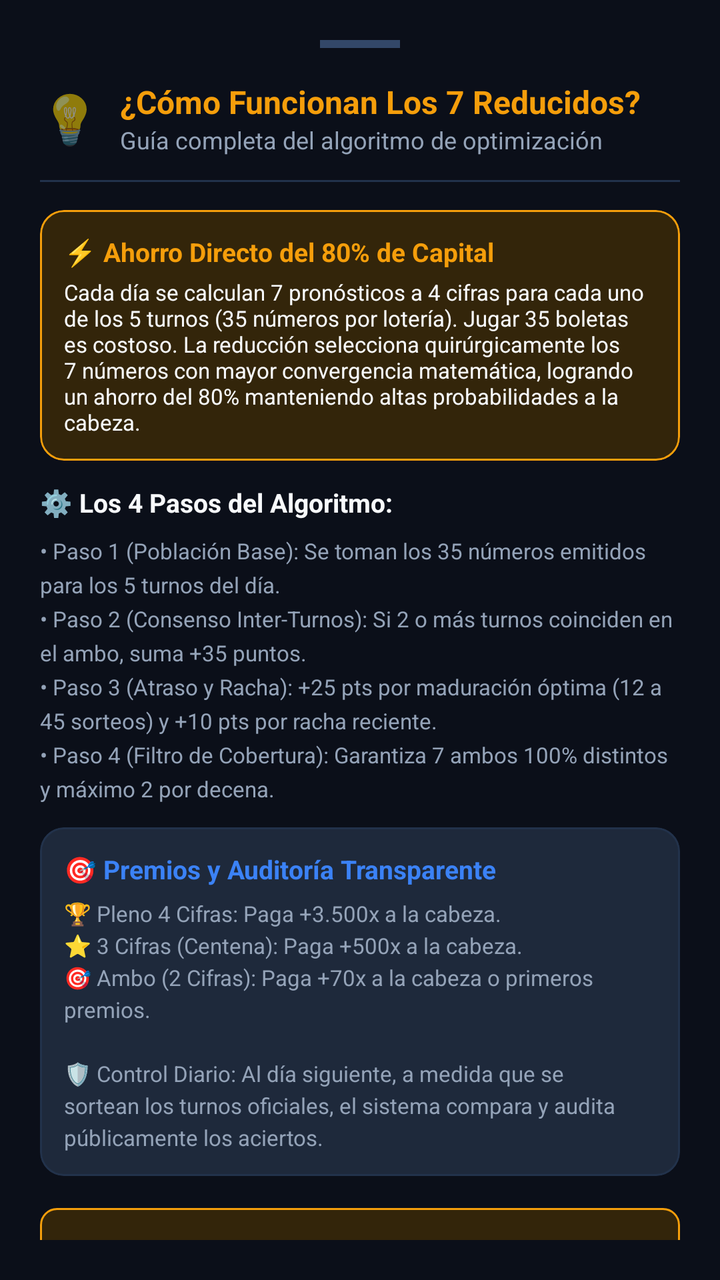
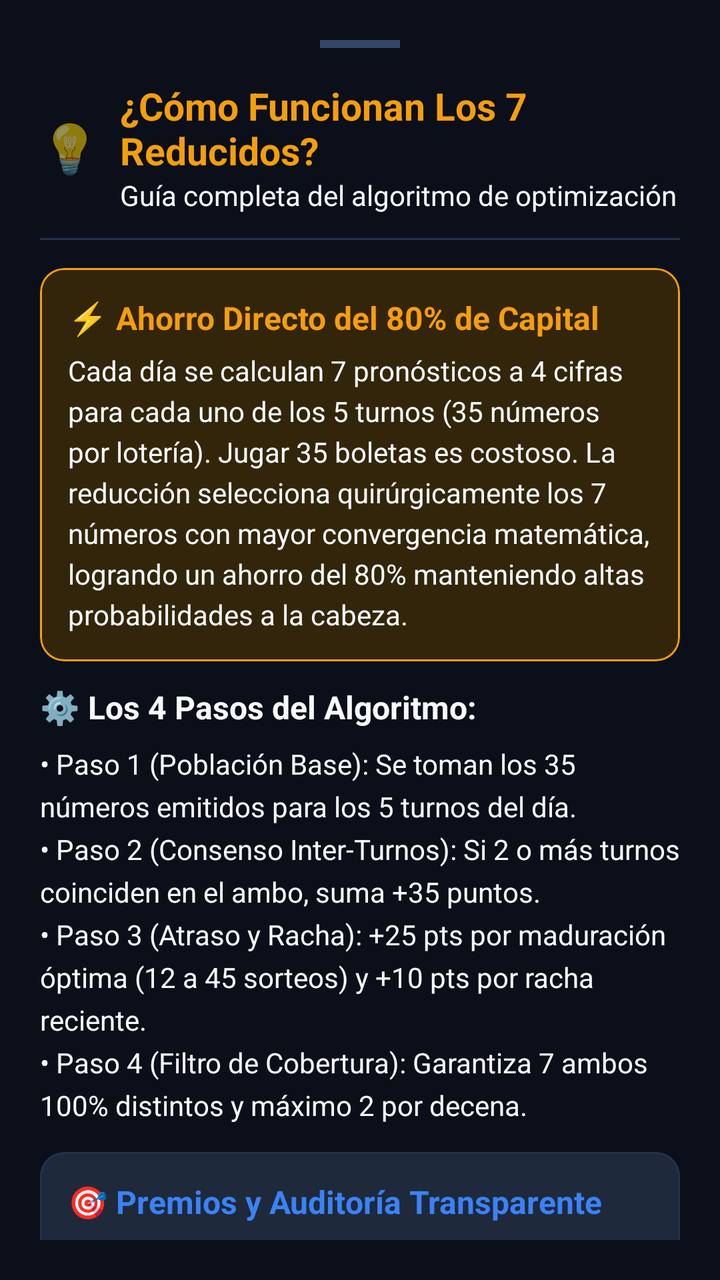

Screens rendered from an Android XML layout before and after an edit, with the pre-edit source and the edit as a unified diff.
<!-- AndroidManifest.xml: application theme Theme.LoteriasApp -->
<!-- res/layout/dialog_explicacion_reducidos.xml -->
<?xml version="1.0" encoding="utf-8"?>
<LinearLayout xmlns:android="http://schemas.android.com/apk/res/android"
    xmlns:app="http://schemas.android.com/apk/res-auto"
    android:layout_width="match_parent"
    android:layout_height="wrap_content"
    android:orientation="vertical"
    android:background="@color/bg_main"
    android:padding="20dp">

    
    <View
        android:layout_width="40dp"
        android:layout_height="4dp"
        android:layout_gravity="center_horizontal"
        android:layout_marginBottom="16dp"
        android:background="@color/border_light" />

    <LinearLayout
        android:layout_width="match_parent"
        android:layout_height="wrap_content"
        android:orientation="horizontal"
        android:gravity="center_vertical"
        android:layout_marginBottom="12dp">

        <TextView
            android:layout_width="wrap_content"
            android:layout_height="wrap_content"
            android:text="💡"
            android:textSize="24sp"
            android:layout_marginEnd="10dp" />

        <LinearLayout
            android:layout_width="0dp"
            android:layout_height="wrap_content"
            android:layout_weight="1"
            android:orientation="vertical">

            <TextView
                android:layout_width="wrap_content"
                android:layout_height="wrap_content"
                android:text="¿Cómo Funcionan Los 7 Reducidos?"
                android:textColor="@color/accent_gold"
                android:textStyle="bold"
                android:textSize="16sp" />

            <TextView
                android:layout_width="wrap_content"
                android:layout_height="wrap_content"
                android:text="Guía completa del algoritmo de optimización"
                android:textColor="@color/text_secondary"
                android:textSize="12sp" />
        </LinearLayout>
    </LinearLayout>

    <View
        android:layout_width="match_parent"
        android:layout_height="1dp"
        android:background="@color/border_subtle"
        android:layout_marginBottom="14dp" />

    <androidx.core.widget.NestedScrollView
        android:layout_width="match_parent"
        android:layout_height="wrap_content"
        android:maxHeight="500dp">

        <LinearLayout
            android:layout_width="match_parent"
            android:layout_height="wrap_content"
            android:orientation="vertical">

            
            <com.google.android.material.card.MaterialCardView
                android:layout_width="match_parent"
                android:layout_height="wrap_content"
                android:layout_marginBottom="12dp"
                app:cardCornerRadius="12dp"
                app:cardElevation="0dp"
                app:strokeWidth="1dp"
                app:strokeColor="@color/accent_gold"
                app:cardBackgroundColor="@color/accent_gold_subtle">

                <LinearLayout
                    android:layout_width="match_parent"
                    android:layout_height="wrap_content"
                    android:orientation="vertical"
                    android:padding="12dp">

                    <TextView
                        android:layout_width="wrap_content"
                        android:layout_height="wrap_content"
                        android:text="⚡ Ahorro Directo del 80% de Capital"
                        android:textColor="@color/accent_gold"
                        android:textStyle="bold"
                        android:textSize="13sp"
                        android:layout_marginBottom="4dp" />

                    <TextView
                        android:layout_width="match_parent"
                        android:layout_height="wrap_content"
                        android:text="Cada día se calculan 7 pronósticos a 4 cifras para cada uno de los 5 turnos (35 números por lotería). Jugar 35 boletas es costoso. La reducción selecciona quirúrgicamente los 7 números con mayor convergencia matemática, logrando un ahorro del 80% manteniendo altas probabilidades a la cabeza."
                        android:textColor="@color/text_primary"
                        android:textSize="11sp" />
                </LinearLayout>
            </com.google.android.material.card.MaterialCardView>

            
            <TextView
                android:layout_width="wrap_content"
                android:layout_height="wrap_content"
                android:text="⚙️ Los 4 Pasos del Algoritmo:"
                android:textColor="@color/text_primary"
                android:textStyle="bold"
                android:textSize="13sp"
                android:layout_marginBottom="8dp" />

            <TextView
                android:layout_width="match_parent"
                android:layout_height="wrap_content"
                android:text="• Paso 1 (Población Base): Se toman los 35 números emitidos para los 5 turnos del día.\n• Paso 2 (Consenso Inter-Turnos): Si 2 o más turnos coinciden en el ambo, suma +35 puntos.\n• Paso 3 (Atraso y Racha): +25 pts por maduración óptima (12 a 45 sorteos) y +10 pts por racha reciente.\n• Paso 4 (Filtro de Cobertura): Garantiza 7 ambos 100% distintos y máximo 2 por decena."
                android:textColor="@color/text_secondary"
                android:textSize="11sp"
                android:lineSpacingExtra="4dp"
                android:layout_marginBottom="12dp" />

            
            <com.google.android.material.card.MaterialCardView
                android:layout_width="match_parent"
                android:layout_height="wrap_content"
                android:layout_marginBottom="16dp"
                app:cardCornerRadius="12dp"
                app:cardElevation="0dp"
                app:strokeWidth="1dp"
                app:strokeColor="@color/border_subtle"
                app:cardBackgroundColor="@color/bg_card_secondary">

                <LinearLayout
                    android:layout_width="match_parent"
                    android:layout_height="wrap_content"
                    android:orientation="vertical"
                    android:padding="12dp">

                    <TextView
                        android:layout_width="wrap_content"
                        android:layout_height="wrap_content"
                        android:text="🎯 Premios y Auditoría Transparente"
                        android:textColor="@color/primary_blue_light"
                        android:textStyle="bold"
                        android:textSize="13sp"
                        android:layout_marginBottom="6dp" />

                    <TextView
                        android:layout_width="match_parent"
                        android:layout_height="wrap_content"
                        android:text="🏆 Pleno 4 Cifras: Paga +3.500x a la cabeza.\n⭐ 3 Cifras (Centena): Paga +500x a la cabeza.\n🎯 Ambo (2 Cifras): Paga +70x a la cabeza o primeros premios.\n\n🛡️ Control Diario: Al día siguiente, a medida que se sortean los turnos oficiales, el sistema compara y audita públicamente los aciertos."
                        android:textColor="@color/text_secondary"
                        android:textSize="11sp"
                        android:lineSpacingExtra="3dp" />
                </LinearLayout>
            </com.google.android.material.card.MaterialCardView>

            
            <TextView
                android:id="@+id/btnCerrarDialogExplicacion"
                android:layout_width="match_parent"
                android:layout_height="wrap_content"
                android:gravity="center"
                android:text="Entendido, Volver"
                android:textColor="@color/black"
                android:textStyle="bold"
                android:textSize="14sp"
                android:background="@drawable/bg_badge_gold"
                android:paddingVertical="12dp"
                android:layout_marginBottom="8dp" />
        </LinearLayout>
    </androidx.core.widget.NestedScrollView>

</LinearLayout>
<!-- resources referenced by this layout -->
<resources>
  <color name="accent_gold">#F59E0B</color>
  <color name="accent_gold_subtle">#33250A</color>
  <color name="bg_card_secondary">#1E293B</color>
  <color name="bg_main">#0B0F19</color>
  <color name="black">#000000</color>
  <color name="border_light">#334768</color>
  <color name="border_subtle">#22324B</color>
  <color name="primary_blue_light">#3B82F6</color>
  <color name="text_primary">#F8FAFC</color>
  <color name="text_secondary">#94A3B8</color>
  <!-- drawable bg_badge_gold (drawable) -->
  <?xml version="1.0" encoding="utf-8"?>
  <shape xmlns:android="http://schemas.android.com/apk/res/android"
      android:shape="rectangle">
      <solid android:color="@color/accent_gold_subtle" />
      <stroke android:width="1dp" android:color="@color/accent_gold" />
      <corners android:radius="8dp" />
  </shape>
  <style name="Theme.LoteriasApp" parent="Theme.MaterialComponents.DayNight.NoActionBar">
          
          <item name="colorPrimary">@color/primary_blue</item>
          <item name="colorPrimaryVariant">@color/primary_blue_light</item>
          <item name="colorOnPrimary">@color/white</item>
          
          
          <item name="colorSecondary">@color/primary_blue_light</item>
          <item name="colorSecondaryVariant">@color/primary_blue</item>
          <item name="colorOnSecondary">@color/white</item>
          
          
          <item name="android:statusBarColor">@color/bg_main</item>
          <item name="android:windowLightStatusBar">false</item>
          <item name="android:navigationBarColor">@color/bg_bottom_nav</item>
  
          
          <item name="android:windowBackground">@color/bg_main</item>
      </style>
  <color name="primary_blue">#0D6EFD</color>
  <color name="white">#FFFFFF</color>
  <color name="bg_bottom_nav">#0D1322</color>
</resources>

<!-- the commit's change to res/layout/dialog_explicacion_reducidos.xml (unified diff, before → after) -->
@@ -41,14 +41,14 @@
                 android:text="¿Cómo Funcionan Los 7 Reducidos?"
                 android:textColor="@color/accent_gold"
                 android:textStyle="bold"
-                android:textSize="16sp" />
+                android:textSize="19sp" />
 
             <TextView
                 android:layout_width="wrap_content"
                 android:layout_height="wrap_content"
                 android:text="Guía completa del algoritmo de optimización"
-                android:textColor="@color/text_secondary"
-                android:textSize="12sp" />
+                android:textColor="@color/text_primary"
+                android:textSize="14sp" />
         </LinearLayout>
     </LinearLayout>
 
@@ -61,7 +61,7 @@
     <androidx.core.widget.NestedScrollView
         android:layout_width="match_parent"
         android:layout_height="wrap_content"
-        android:maxHeight="500dp">
+        android:maxHeight="540dp">
 
         <LinearLayout
             android:layout_width="match_parent"
@@ -83,7 +83,7 @@
                     android:layout_width="match_parent"
                     android:layout_height="wrap_content"
                     android:orientation="vertical"
-                    android:padding="12dp">
+                    android:padding="14dp">
 
                     <TextView
                         android:layout_width="wrap_content"
@@ -91,15 +91,16 @@
                         android:text="⚡ Ahorro Directo del 80% de Capital"
                         android:textColor="@color/accent_gold"
                         android:textStyle="bold"
-                        android:textSize="13sp"
-                        android:layout_marginBottom="4dp" />
+                        android:textSize="16sp"
+                        android:layout_marginBottom="6dp" />
 
                     <TextView
                         android:layout_width="match_parent"
                         android:layout_height="wrap_content"
                         android:text="Cada día se calculan 7 pronósticos a 4 cifras para cada uno de los 5 turnos (35 números por lotería). Jugar 35 boletas es costoso. La reducción selecciona quirúrgicamente los 7 números con mayor convergencia matemática, logrando un ahorro del 80% manteniendo altas probabilidades a la cabeza."
                         android:textColor="@color/text_primary"
-                        android:textSize="11sp" />
+                        android:lineSpacingExtra="4dp"
+                        android:textSize="14sp" />
                 </LinearLayout>
             </com.google.android.material.card.MaterialCardView>
 
@@ -110,17 +111,17 @@
                 android:text="⚙️ Los 4 Pasos del Algoritmo:"
                 android:textColor="@color/text_primary"
                 android:textStyle="bold"
-                android:textSize="13sp"
+                android:textSize="16sp"
                 android:layout_marginBottom="8dp" />
 
             <TextView
                 android:layout_width="match_parent"
                 android:layout_height="wrap_content"
                 android:text="• Paso 1 (Población Base): Se toman los 35 números emitidos para los 5 turnos del día.\n• Paso 2 (Consenso Inter-Turnos): Si 2 o más turnos coinciden en el ambo, suma +35 puntos.\n• Paso 3 (Atraso y Racha): +25 pts por maduración óptima (12 a 45 sorteos) y +10 pts por racha reciente.\n• Paso 4 (Filtro de Cobertura): Garantiza 7 ambos 100% distintos y máximo 2 por decena."
-                android:textColor="@color/text_secondary"
-                android:textSize="11sp"
-                android:lineSpacingExtra="4dp"
-                android:layout_marginBottom="12dp" />
+                android:textColor="@color/text_primary"
+                android:textSize="14sp"
+                android:lineSpacingExtra="5dp"
+                android:layout_marginBottom="14dp" />
 
             
             <com.google.android.material.card.MaterialCardView
@@ -137,7 +138,7 @@
                     android:layout_width="match_parent"
                     android:layout_height="wrap_content"
                     android:orientation="vertical"
-                    android:padding="12dp">
+                    android:padding="14dp">
 
                     <TextView
                         android:layout_width="wrap_content"
@@ -145,16 +146,16 @@
                         android:text="🎯 Premios y Auditoría Transparente"
                         android:textColor="@color/primary_blue_light"
                         android:textStyle="bold"
-                        android:textSize="13sp"
+                        android:textSize="16sp"
                         android:layout_marginBottom="6dp" />
 
                     <TextView
                         android:layout_width="match_parent"
                         android:layout_height="wrap_content"
                         android:text="🏆 Pleno 4 Cifras: Paga +3.500x a la cabeza.\n⭐ 3 Cifras (Centena): Paga +500x a la cabeza.\n🎯 Ambo (2 Cifras): Paga +70x a la cabeza o primeros premios.\n\n🛡️ Control Diario: Al día siguiente, a medida que se sortean los turnos oficiales, el sistema compara y audita públicamente los aciertos."
-                        android:textColor="@color/text_secondary"
-                        android:textSize="11sp"
-                        android:lineSpacingExtra="3dp" />
+                        android:textColor="@color/text_primary"
+                        android:textSize="14sp"
+                        android:lineSpacingExtra="5dp" />
                 </LinearLayout>
             </com.google.android.material.card.MaterialCardView>
 
@@ -167,9 +168,9 @@
                 android:text="Entendido, Volver"
                 android:textColor="@color/black"
                 android:textStyle="bold"
-                android:textSize="14sp"
+                android:textSize="16sp"
                 android:background="@drawable/bg_badge_gold"
-                android:paddingVertical="12dp"
+                android:paddingVertical="14dp"
                 android:layout_marginBottom="8dp" />
         </LinearLayout>
     </androidx.core.widget.NestedScrollView>
<!-- resource entries referenced after the edit -->
@@ -9,7 +9,6 @@
   <color name="border_subtle">#22324B</color>
   <color name="primary_blue_light">#3B82F6</color>
   <color name="text_primary">#F8FAFC</color>
-  <color name="text_secondary">#94A3B8</color>
   <!-- drawable bg_badge_gold (drawable) -->
   <?xml version="1.0" encoding="utf-8"?>
   <shape xmlns:android="http://schemas.android.com/apk/res/android"
